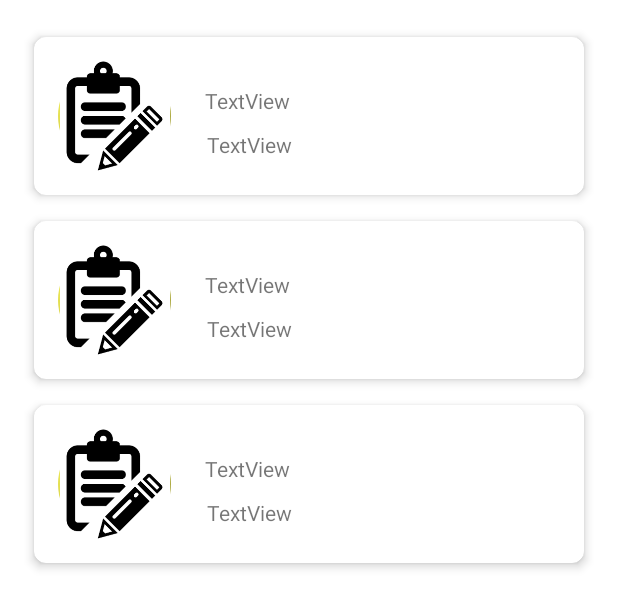
After one commit to brightsonmacha/gads2021-noteapp, an Android app: the layout note_list.xml on its own in the app's theme, with its tools: preview values and no code run, on a phone screen of 412 x 824 dp. The commit adds this screen. Shown: the top 608 px of the screen. Run offline under Robolectric (Android 15) with nearby library versions, the phone set to English and light mode, and no system bars.

Commit message:
add noteList layout & recycle view, notelistitem layout

```diff
--- a/app/src/main/java/com/example/noteapp/NoteData.kt
+++ b/app/src/main/java/com/example/noteapp/NoteData.kt
@@ -1,12 +1,12 @@
 package com.example.noteapp
 
-class CourseInfo(val courseId:String, val courseTitle: String) {
+data class CourseInfo(val courseId:String, val courseTitle: String) {
     override fun toString(): String {
         return courseTitle
     }
 }
 
-class NoteInfo(var course:CourseInfo? = null, var noteTitle: String? = null, var noteDesc: String? = null) {
+data class NoteInfo(var course:CourseInfo? = null, var noteTitle: String? = null, var noteDesc: String? = null) {
     override fun toString(): String {
         return noteTitle ?: ""
     }
--- a/app/src/main/java/com/example/noteapp/NoteListActivity.kt
+++ b/app/src/main/java/com/example/noteapp/NoteListActivity.kt
@@ -3,29 +3,37 @@ package com.example.noteapp
 import android.content.Intent
 import android.os.Bundle
 import android.widget.ArrayAdapter
+import android.widget.LinearLayout
 import androidx.appcompat.app.AppCompatActivity
+import androidx.recyclerview.widget.LinearLayoutManager
 import com.example.noteapp.databinding.ActivityNoteListBinding
+import com.example.noteapp.databinding.NoteListBinding
 
 class NoteListActivity : AppCompatActivity() {
-    private lateinit var binding: ActivityNoteListBinding
+    //private lateinit var binding: ActivityNoteListBinding
+    private lateinit var binding: NoteListBinding
 
     override fun onCreate(savedInstanceState: Bundle?) {
         super.onCreate(savedInstanceState)
 
-        binding = ActivityNoteListBinding.inflate(layoutInflater)
+        //binding = ActivityNoteListBinding.inflate(layoutInflater)
+        binding = NoteListBinding.inflate(layoutInflater)
         setContentView(binding.root)
 
-        binding.noteList.adapter = ArrayAdapter(this, android.R.layout.simple_list_item_1, DataManager.notes)
+        //binding.noteList.adapter = ArrayAdapter(this, android.R.layout.simple_list_item_1, DataManager.notes)
 
-        binding.noteList.setOnItemClickListener{_, _, position, _ ->
-            val intent = Intent(this, MainActivity::class.java)
-            intent.putExtra(NOTE_POSITION, position)
-            startActivity(intent)
-        }
+        //binding.noteList.setOnItemClickListener{_, _, position, _ ->
+        //    val intent = Intent(this, MainActivity::class.java)
+        //    intent.putExtra(NOTE_POSITION, position)
+        //    startActivity(intent)
+        //}
 
-        binding.btnAddNote.setOnClickListener {
-            startActivity(Intent(this, MainActivity::class.java))
-        }
+        //binding.btnAddNote.setOnClickListener {
+        //    startActivity(Intent(this, MainActivity::class.java))
+        //}
+        binding.noteList.layoutManager = LinearLayoutManager(this)
+
+
     }
 
     override fun onResume() {
--- /dev/null
+++ b/app/src/main/res/drawable/round_50.xml
@@ -0,0 +1,18 @@
+<?xml version="1.0" encoding="utf-8"?>
+<shape xmlns:android="http://schemas.android.com/apk/res/android"
+    android:shape="rectangle" >
+    <corners
+        android:bottomLeftRadius="50sp"
+        android:bottomRightRadius="50sp"
+        android:topLeftRadius="50sp"
+        android:topRightRadius="50sp"
+        />
+
+    <gradient
+        android:type="linear"
+        android:angle="135"
+        android:startColor="@color/backYellow"
+        android:endColor="@color/whiteYellow"
+        />
+
+</shape>
--- /dev/null
+++ b/app/src/main/res/layout/note_list.xml
@@ -0,0 +1,23 @@
+<?xml version="1.0" encoding="utf-8"?>
+<androidx.constraintlayout.widget.ConstraintLayout xmlns:android="http://schemas.android.com/apk/res/android"
+    xmlns:app="http://schemas.android.com/apk/res-auto"
+    xmlns:tools="http://schemas.android.com/tools"
+    android:layout_width="match_parent"
+    android:layout_height="match_parent">
+
+    <androidx.recyclerview.widget.RecyclerView
+        android:id="@+id/noteList"
+        android:layout_width="0dp"
+        android:layout_height="0dp"
+        android:layout_marginStart="16dp"
+        android:layout_marginTop="16dp"
+        android:layout_marginEnd="16dp"
+        android:layout_marginBottom="16dp"
+        app:layout_constraintBottom_toBottomOf="parent"
+        app:layout_constraintEnd_toEndOf="parent"
+        app:layout_constraintHorizontal_bias="0.0"
+        app:layout_constraintStart_toStartOf="parent"
+        app:layout_constraintTop_toTopOf="parent"
+        tools:ignore="SpeakableTextPresentCheck"
+        tools:listitem="@layout/note_list_item" />
+</androidx.constraintlayout.widget.ConstraintLayout>
--- /dev/null
+++ b/app/src/main/res/layout/note_list_item.xml
@@ -0,0 +1,60 @@
+<?xml version="1.0" encoding="utf-8"?>
+<FrameLayout xmlns:android="http://schemas.android.com/apk/res/android"
+    xmlns:app="http://schemas.android.com/apk/res-auto"
+    android:layout_width="match_parent"
+    android:layout_height="wrap_content">
+
+    <androidx.cardview.widget.CardView
+        android:layout_width="match_parent"
+        android:layout_height="wrap_content"
+        app:cardCornerRadius="8dp"
+        app:cardElevation="4dp"
+        app:cardUseCompatPadding="true"
+        app:contentPadding="8dp" >
+
+        <androidx.constraintlayout.widget.ConstraintLayout
+            android:layout_width="match_parent"
+            android:layout_height="match_parent">
+
+            <ImageView
+                android:id="@+id/imageView"
+                android:background="@drawable/round_50"
+                android:layout_width="75dp"
+                android:layout_height="73dp"
+                android:layout_marginStart="8dp"
+                android:layout_marginTop="8dp"
+                android:layout_marginBottom="8dp"
+                app:layout_constraintBottom_toBottomOf="parent"
+                app:layout_constraintStart_toStartOf="parent"
+                app:layout_constraintTop_toTopOf="parent"
+                app:srcCompat="@drawable/note"
+                 />
+
+            <TextView
+                android:id="@+id/textView"
+                android:layout_width="wrap_content"
+                android:layout_height="wrap_content"
+                android:layout_marginStart="19dp"
+                android:text="TextView"
+                app:layout_constraintBottom_toBottomOf="parent"
+                app:layout_constraintEnd_toEndOf="parent"
+                app:layout_constraintHorizontal_bias="0.018"
+                app:layout_constraintStart_toEndOf="@+id/imageView"
+                app:layout_constraintTop_toTopOf="parent"
+                app:layout_constraintVertical_bias="0.357" />
+
+            <TextView
+                android:id="@+id/textView2"
+                android:layout_width="wrap_content"
+                android:layout_height="wrap_content"
+                android:layout_marginStart="23dp"
+                android:text="TextView"
+                app:layout_constraintBottom_toBottomOf="parent"
+                app:layout_constraintEnd_toEndOf="parent"
+                app:layout_constraintHorizontal_bias="0.004"
+                app:layout_constraintStart_toEndOf="@+id/imageView"
+                app:layout_constraintTop_toTopOf="parent"
+                app:layout_constraintVertical_bias="0.771" />
+        </androidx.constraintlayout.widget.ConstraintLayout>
+    </androidx.cardview.widget.CardView>
+</FrameLayout>
```
